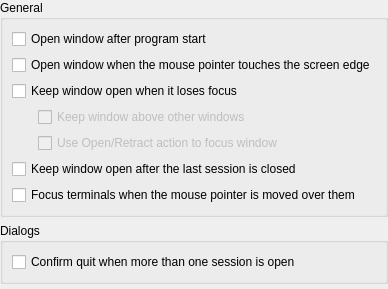
Before: the Qt Designer form app/config/behaviorsettings.ui in KDE/yakuake, drawn with Qt 5.
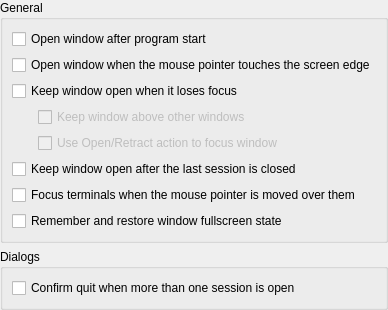
After: the same form once the commit is applied.

Commit message:
Add option to restore fullscreen state of the window
Summary: Adds option to remember if yakuake window was fullscreen last time it was retracted

Reviewers: hein

Reviewed By: hein

Subscribers: hlarsen

```diff
--- a/app/config/behaviorsettings.ui
+++ b/app/config/behaviorsettings.ui
@@ -95,6 +95,13 @@
         </property>
        </widget>
       </item>
+      <item row="7" column="0" colspan="2">
+        <widget class="QCheckBox" name="kcfg_RememberFullscreen">
+         <property name="text">
+          <string>Remember and restore window fullscreen state</string>
+         </property>
+        </widget>
+       </item>
       <item row="2" column="0" colspan="2">
        <widget class="QCheckBox" name="kcfg_KeepOpen">
         <property name="text">
```
The commit also changes 3 other files.
